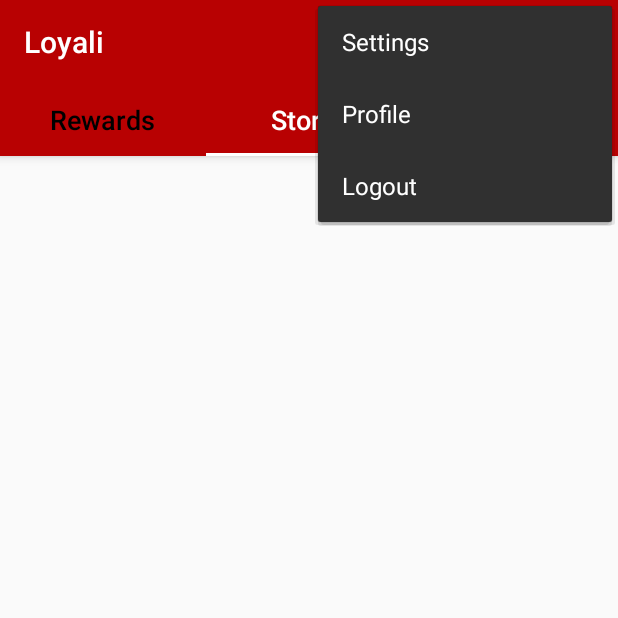
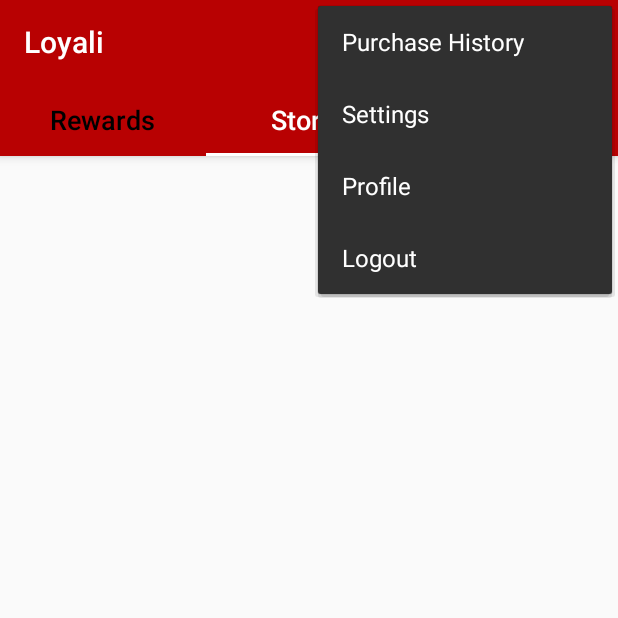
Before and after one commit to Silby17/Loyali_App, an Android app: the MainMenuActivity screen opened directly, with no data from a screen before it, with the options menu open, on a phone screen of 412 x 824 dp, the top half of it. Run offline under Robolectric (Android 15) with nearby library versions, the phone set to English and light mode, and no system bars; libraries missing offline, so code that uses them is left out: com.facebook, retrofit.client, retrofit.mime; 12 statements that could not run were skipped.

Commit message:
added purchase history item

```diff
--- a/app/src/main/res/menu/menu.xml
+++ b/app/src/main/res/menu/menu.xml
@@ -1,6 +1,13 @@
 <menu xmlns:android="http://schemas.android.com/apk/res/android"
       xmlns:app="http://schemas.android.com/apk/res-auto"
       xmlns:tools="http://schemas.android.com/tools">
+
+    <item
+        android:id="@+id/itemPurchaseHistory"
+        android:orderInCategory="100"
+        android:title="Purchase History"
+        android:visible="true"
+        app:showAsAction="never"/>
 
     <item
         android:id="@+id/itemSettings"
```
